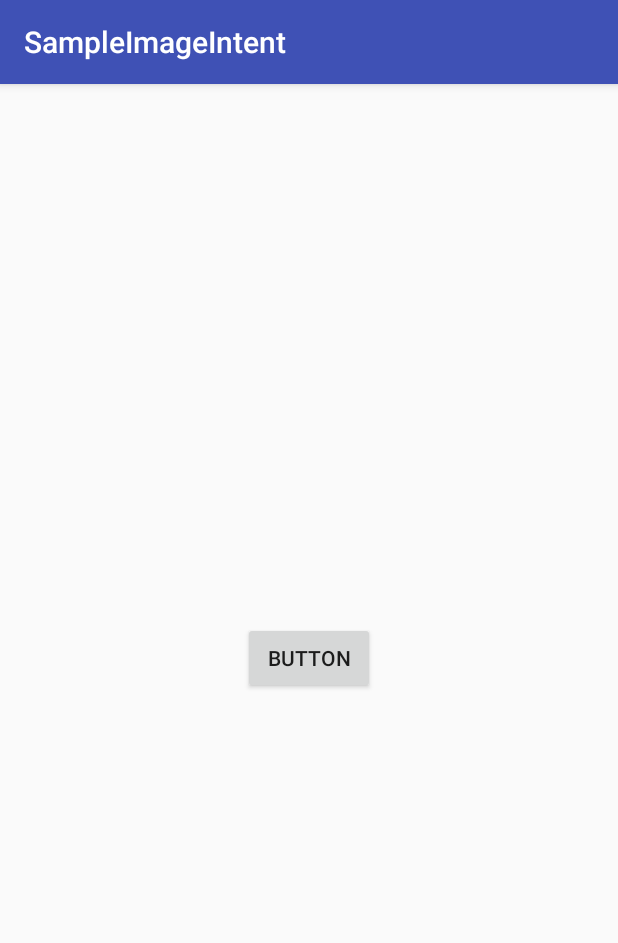
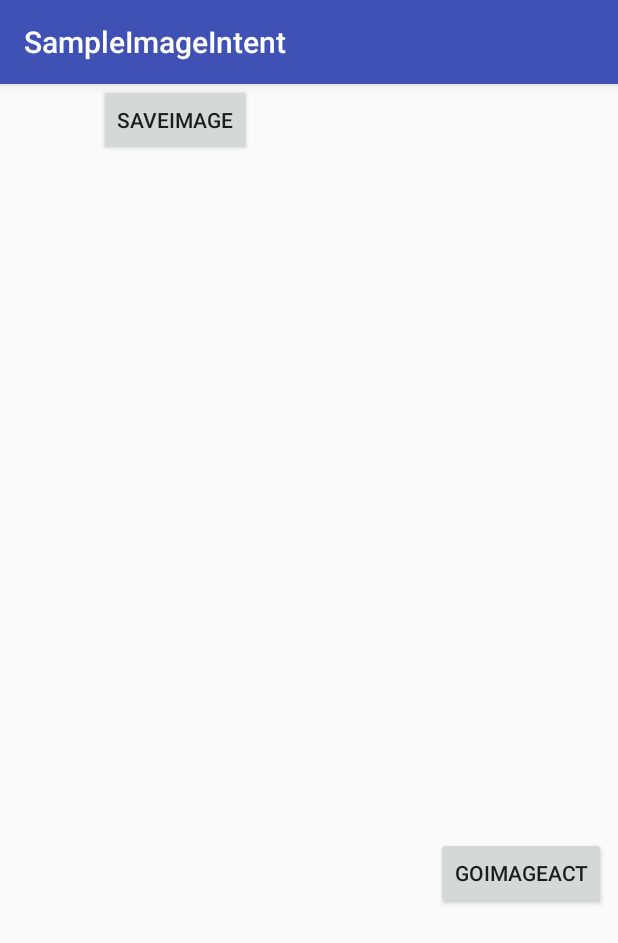
Before and after one commit to SongMarco/SampleImagePassing, an Android app: the screen it shows after launch (MainActivity), on a phone screen of 412 x 824 dp. Shown: the top 943 px of the screen. Run offline under Robolectric (Android 15) with nearby library versions, the phone set to English and light mode, and no system bars.

Commit message:
이미지 저장하고 불러오기 완료. uri로 이미지를 주고 받을 수 있다.

```diff
--- a/app/src/main/java/nova/sampleImageProcessing/ImageActivity.java
+++ b/app/src/main/java/nova/sampleImageProcessing/ImageActivity.java
@@ -6,6 +6,7 @@ import android.net.Uri;
 import android.os.Bundle;
 import android.provider.MediaStore;
 import android.support.v7.app.AppCompatActivity;
+import android.util.Log;
 import android.widget.ImageView;
 
 import java.io.FileNotFoundException;
@@ -22,7 +23,7 @@ Bitmap bm;
         Intent intent = getIntent();
 
         Uri uri=Uri.parse(intent.getStringExtra("imageUri"));
-
+        Log.v("urilog2323", uri.toString());
         ImageView imgView = (ImageView)findViewById(R.id.bigImage);
 
         try {
--- a/app/src/main/java/nova/sampleImageProcessing/MainActivity.java
+++ b/app/src/main/java/nova/sampleImageProcessing/MainActivity.java
@@ -1,11 +1,20 @@
 package nova.sampleImageProcessing;
 
 import android.content.Intent;
+import android.graphics.Bitmap;
+import android.graphics.BitmapFactory;
 import android.net.Uri;
 import android.os.Bundle;
+import android.os.Environment;
 import android.support.v7.app.AppCompatActivity;
 import android.util.Log;
 import android.view.View;
+import android.widget.Button;
+import android.widget.ImageButton;
+
+import java.io.File;
+import java.io.FileNotFoundException;
+import java.io.FileOutputStream;
 
 public class MainActivity extends AppCompatActivity {
 
@@ -15,13 +24,33 @@ public class MainActivity extends AppCompatActivity {
         super.onCreate(savedInstanceState);
         setContentView(R.layout.activity_main);
 
+
+
+
+        Button btnSelect = (Button)findViewById(R.id.buttonSaveImage);
+        btnSelect.setOnClickListener(new ImageButton.OnClickListener(){
+            public void onClick(View v){
+                FileOutputStream out = null;
+                Bitmap bitmap = BitmapFactory.decodeResource(getResources(), R.drawable.god2);
+                try{
+                    out=new FileOutputStream(Environment.getExternalStorageDirectory().getPath()+"/tempImage.jpg");
+                    bitmap.compress(Bitmap.CompressFormat.JPEG, 50, out);
+                }
+                catch(FileNotFoundException e)
+                {
+                    e.printStackTrace();
+                }
+            }
+        });
     }
 
     public void buttonGoClicked(View v){
         Intent intent = new Intent(getApplicationContext(), ImageActivity.class);
 
-        imageUri = Uri.parse("android.resource://nova.sampleimageintent/" + R.drawable.god2);
 
+      //  imageUri = Uri.parse(fileName);
+
+        imageUri = Uri.fromFile(new File(Environment.getExternalStorageDirectory().getPath() + "/tempImage.jpg"));
         Log.v("urilog", imageUri.toString());
 
         //Toast.makeText(getApplicationContext(), imageUri.toString(), Toast.LENGTH_SHORT).show();
--- a/app/src/main/res/layout/activity_main.xml
+++ b/app/src/main/res/layout/activity_main.xml
@@ -10,11 +10,22 @@
         android:id="@+id/buttonGo"
         android:layout_width="wrap_content"
         android:layout_height="wrap_content"
-        android:text="Button"
         android:onClick="buttonGoClicked"
-        app:layout_constraintLeft_toLeftOf="parent"
+        android:text="goImageAct"
+        app:layout_constraintBottom_toBottomOf="parent"
         app:layout_constraintTop_toTopOf="parent"
-        app:layout_constraintBottom_toBottomOf="parent"
-        app:layout_constraintRight_toRightOf="parent"
-        app:layout_constraintVertical_bias="0.498" />
+        app:layout_constraintVertical_bias="0.697"
+        android:layout_marginRight="8dp"
+        app:layout_constraintRight_toRightOf="parent" />
+
+    <Button
+        android:id="@+id/buttonSaveImage"
+        android:layout_width="wrap_content"
+        android:layout_height="wrap_content"
+        android:text="SaveImage"
+        tools:layout_editor_absoluteY="323dp"
+        app:layout_constraintRight_toLeftOf="@+id/buttonGo"
+        android:layout_marginRight="65dp"
+        android:layout_marginLeft="8dp"
+        app:layout_constraintLeft_toLeftOf="parent" />
 </android.support.constraint.ConstraintLayout>
```
